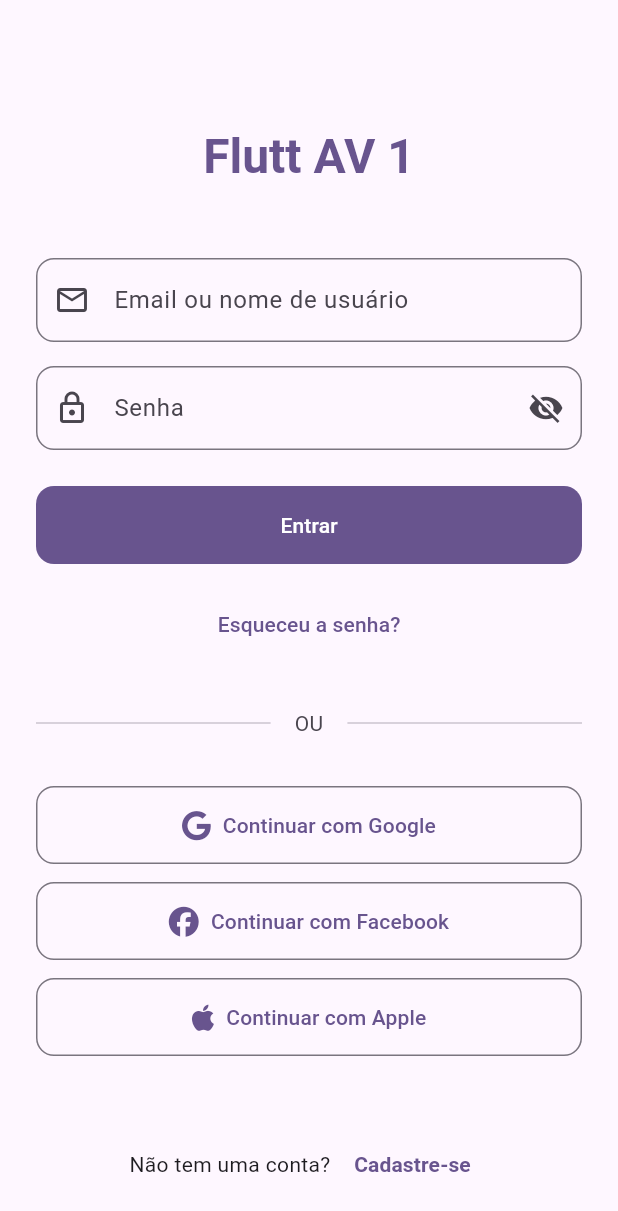
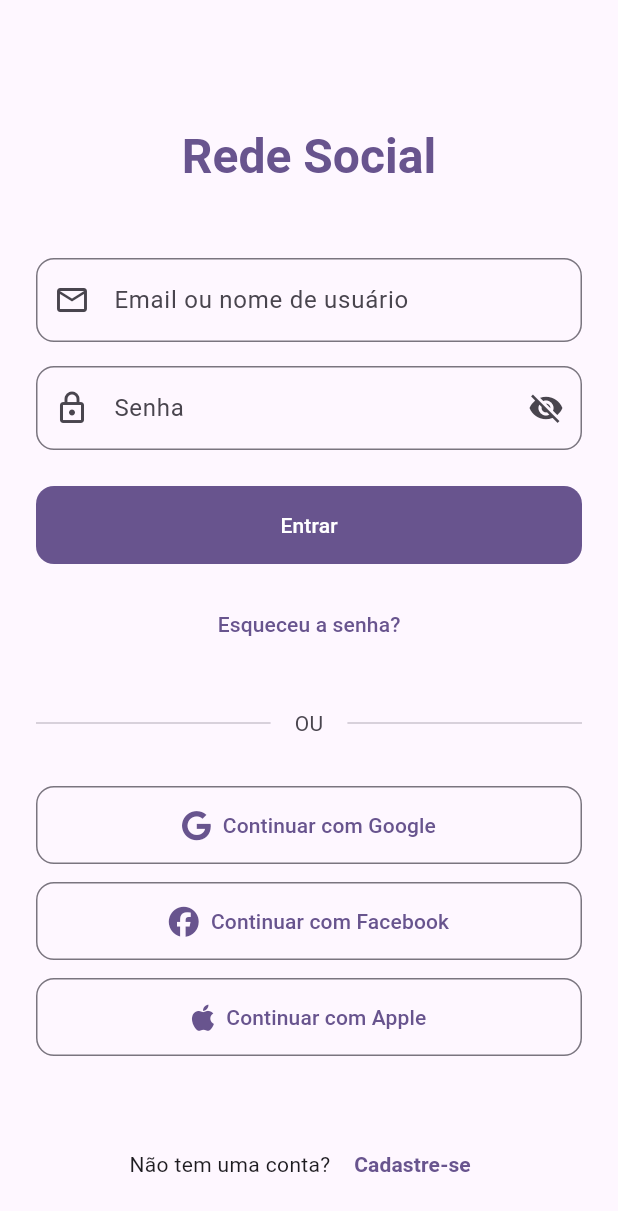
Before and after one commit to Luizbernardi/ProvaFlutter, a Flutter app: the screen it shows after launch, on a phone screen of 412 x 824 dp. Shown: the top 1211 px of the screen. Run offline on Flutter 3.47's test engine with Material 3 defaults, Android fonts, the phone set to English and light mode, and no system bars; our stand-ins replace font_awesome_flutter.

```diff
--- a/lib/screens/login_screen.dart
+++ b/lib/screens/login_screen.dart
@@ -117,7 +117,7 @@ class _LoginScreenState extends State<LoginScreen> {
 
                 // Logo/Title
                 Text(
-                  'Flutt AV 1',
+                  'Rede Social',
                   style: Theme.of(context).textTheme.headlineLarge?.copyWith(
                     fontWeight: FontWeight.bold,
                     color: Theme.of(context).colorScheme.primary,
```
Also changed, not shown: 1 other file.
